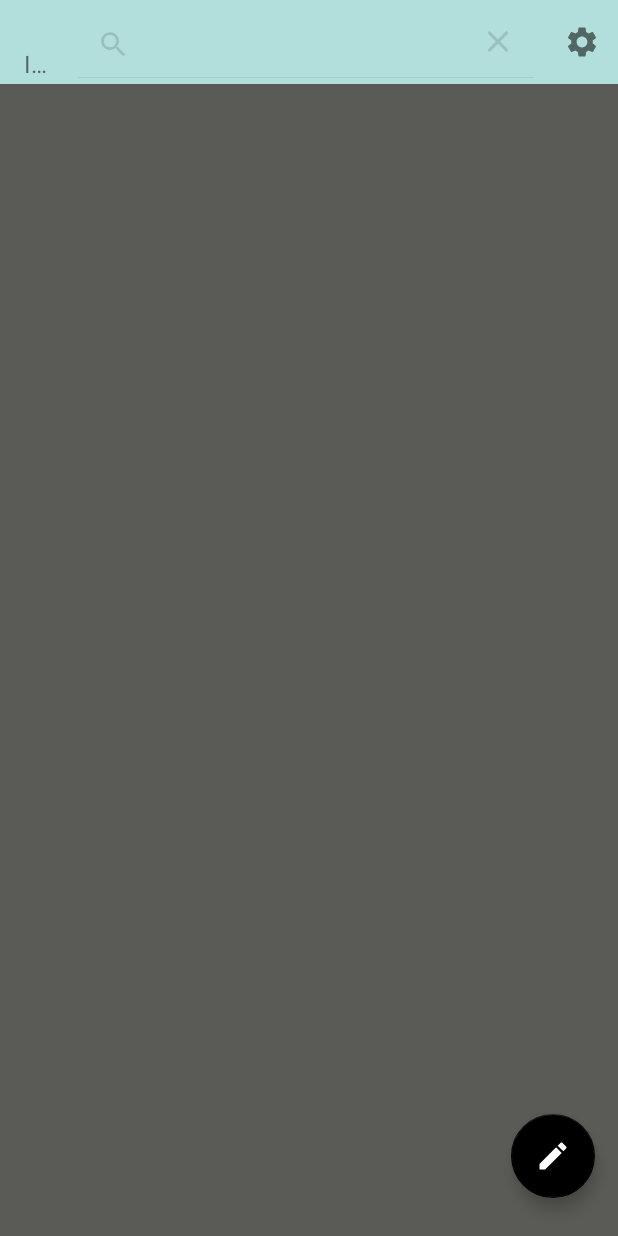
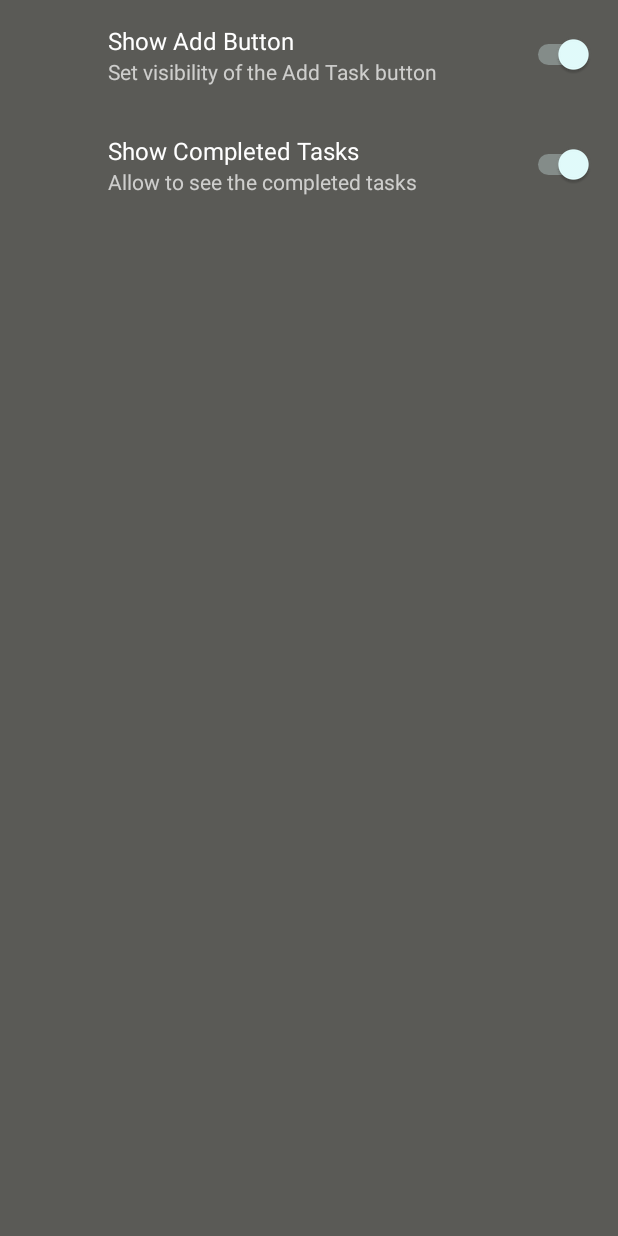
Before and after one commit to EmmaCG19/Taskete-android-app, an Android app: the screen it shows after launch (MainActivity before the commit, PreferencesActivity after it), after a tap on "Settings", on a phone screen of 412 x 824 dp. Run offline under Robolectric (Android 15) with nearby library versions, the phone set to English and light mode, and no system bars; our stand-ins replace androidx.preference; libraries missing offline, so code that uses them is left out: com.j256.ormlite; 3 statements that could not run were skipped; 1 other tap on this screen came first.

Commit message:
Added basic preferences v2

```diff
--- a/app/src/main/AndroidManifest.xml
+++ b/app/src/main/AndroidManifest.xml
@@ -5,16 +5,15 @@
     <uses-permission android:name="android.permission.INTERNET" />
 
     <application
+        android:name=".TasksApplication"
         android:allowBackup="true"
         android:icon="@mipmap/ic_launcher"
-        android:name="TasksApplication"
         android:label="@string/app_name"
         android:roundIcon="@mipmap/ic_launcher_round"
         android:supportsRtl="true"
         android:theme="@style/Theme.Taskete">
+        <activity android:name=".preferences.PreferencesActivity"></activity>
         <activity android:name=".TaskFormActivity" />
-
-
         <activity android:name=".MainActivity">
             <intent-filter>
                 <action android:name="android.intent.action.MAIN" />
--- a/app/src/main/java/com/example/taskete/MainActivity.kt
+++ b/app/src/main/java/com/example/taskete/MainActivity.kt
@@ -1,29 +1,39 @@
 package com.example.taskete
 
 import android.content.Intent
+import android.content.SharedPreferences
 import android.os.Bundle
-import android.util.Log
 import android.view.*
 import androidx.appcompat.app.AlertDialog
 import androidx.appcompat.app.AppCompatActivity
 import androidx.appcompat.widget.Toolbar
 import androidx.coordinatorlayout.widget.CoordinatorLayout
+import androidx.preference.PreferenceManager
 import androidx.recyclerview.widget.RecyclerView
 import com.example.taskete.data.Task
 import com.example.taskete.db.TasksDAO
 import com.example.taskete.helpers.UIManager
+import com.example.taskete.preferences.PreferencesActivity
 import com.google.android.material.floatingactionbutton.FloatingActionButton
 
 const val TASK_SELECTED = "Task_selected"
-private const val TAG_ACTIVITY = "MainActivity"
+private const val PREFERENCE_ADDTASK = "swShowAddBtn"
+private const val PREFERENCE_SHOWCOMPLETE = "swPrefShowCompletedTasks"
 
-
-class MainActivity : AppCompatActivity(), RecyclerItemClickListener.OnItemClickListener, TaskSelection {
+class MainActivity :
+        AppCompatActivity(),
+        RecyclerItemClickListener.OnItemClickListener,
+        TaskSelection {
     private lateinit var rvTasks: RecyclerView
     private lateinit var coordinatorLayout: CoordinatorLayout
     private lateinit var toolbar: Toolbar
     private lateinit var fabAddTask: FloatingActionButton
+    private var showAddFab: Boolean
+    private var showCompletedTasks: Boolean
     private var tasks: List<Task>
+    private val preferences: SharedPreferences by lazy {
+        PreferenceManager.getDefaultSharedPreferences(this)
+    }
     private val dao: TasksDAO by lazy {
         TasksDAO(this@MainActivity.applicationContext)
     }
@@ -34,6 +44,8 @@ class MainActivity : AppCompatActivity(), RecyclerItemClickListener.OnItemClickL
 
     init {
         tasks = emptyList()
+        showAddFab = false
+        showCompletedTasks = false
     }
 
     //CAB
@@ -48,8 +60,8 @@ class MainActivity : AppCompatActivity(), RecyclerItemClickListener.OnItemClickL
     }
 
     override fun onResume() {
+        checkPreferences()
         disableSelection()
-        retrieveTasks()
         super.onResume()
     }
 
@@ -67,6 +79,48 @@ class MainActivity : AppCompatActivity(), RecyclerItemClickListener.OnItemClickL
         setupCAB()
     }
 
+    private fun checkPreferences() {
+        handleFabAddVisibility()
+        handleShowCompletedTasks()
+    }
+
+    private fun handleFabAddVisibility() {
+        showAddFab = preferences.getBoolean(PREFERENCE_ADDTASK, true)
+
+        if (showAddFab) {
+            UIManager.show(fabAddTask)
+        } else {
+            UIManager.hide(fabAddTask)
+        }
+    }
+
+    private fun handleShowCompletedTasks() {
+        showCompletedTasks = preferences.getBoolean(PREFERENCE_SHOWCOMPLETE, true)
+        tasks = dao.getTasks()
+
+        if (showCompletedTasks) {
+            showAllTasks()
+        } else {
+            showPendingTasks()
+        }
+    }
+
+    //GET TASKS
+    private fun showPendingTasks() {
+        tasks = tasks.filter { t ->
+            !t.isDone
+        }
+        showTasks(tasks)
+    }
+
+    private fun showAllTasks() {
+        showTasks(tasks)
+    }
+
+    private fun showTasks(tasks: List<Task>) {
+        tasksAdapter.updateTasks(tasks)
+    }
+
     private fun setupCAB() {
         rvTasks.addOnItemTouchListener(
                 RecyclerItemClickListener(this, rvTasks, this)
@@ -80,18 +134,11 @@ class MainActivity : AppCompatActivity(), RecyclerItemClickListener.OnItemClickL
         }
     }
 
-    private fun retrieveTasks() {
-        Log.d(TAG_ACTIVITY, "Remaining tasks: ${tasks.size}")
-        tasks = dao.getTasks()
-        tasksAdapter.updateTasks(tasks)
-    }
-
     private fun setupToolbar() {
         toolbar = findViewById(R.id.toolbar)
         setSupportActionBar(toolbar)
         supportActionBar?.title = resources.getText(R.string.main_screen_title)
         supportActionBar?.subtitle = "Insert a subtitle"
-
     }
 
 
@@ -103,21 +150,19 @@ class MainActivity : AppCompatActivity(), RecyclerItemClickListener.OnItemClickL
     //Settings + Search bar
     override fun onOptionsItemSelected(item: MenuItem): Boolean {
         when (item.itemId) {
-            R.id.settingsItem -> UIManager.showMessage(this, "Settings icon was pressed")
-            R.id.searchItem -> {
-
-            }
-
+            R.id.settingsItem -> launchSettingsActivity()
+//            R.id.searchItem -> {
+//
+//            }
         }
 
         return super.onOptionsItemSelected(item)
     }
 
-    private fun deleteSelectedTasks() {
-        selectedTasks.forEach { t ->
-            dao.deleteTask(t)
+    private fun launchSettingsActivity() {
+        Intent(this, PreferencesActivity::class.java).apply {
+            startActivity(this)
         }
-        retrieveTasks()
     }
 
     //Que hacer cuando se hace click en la tarea
@@ -165,30 +210,45 @@ class MainActivity : AppCompatActivity(), RecyclerItemClickListener.OnItemClickL
         }
     }
 
-    override fun enableSelection() {
+    private fun enableSelection() {
         isMultiSelect = true
         selectedTasks = mutableListOf<Task>()
-        actionMode = actionMode ?: toolbar.startActionMode(SelectionActionMode(this))
-        UIManager.hideWidget(fabAddTask)
+        actionMode = actionMode ?: toolbar.startActionMode(TaskSelectionMode(this))
+
+        if (showAddFab)
+            UIManager.hide(fabAddTask)
     }
 
-    override fun disableSelection() {
+    private fun disableSelection() {
         isMultiSelect = false
         actionMode?.finish()
         actionMode = null
-        UIManager.showWidget(fabAddTask)
+
+        if (showAddFab)
+            UIManager.show(fabAddTask)
+    }
+
+    private fun deleteSelectedTasks() {
+        selectedTasks.forEach { t ->
+            dao.deleteTask(t)
+        }
+        resetSelection()
+    }
+
+    override fun resetSelection() {
+        onResume()
     }
 
     override fun showDeleteConfirmationDialog() {
         AlertDialog.Builder(this)
-                .setTitle(R.string.deleteDialogTitle) //Utilizar recursos
+                .setTitle(R.string.deleteDialogTitle)
                 .setMessage(R.string.deleteDialogDesc)
                 .setPositiveButton(R.string.deleteDialogOK, { _, _ ->
                     deleteSelectedTasks()
-                    //TODO: Dar aviso que las tareas fueron eliminadas
+                    UIManager.showMessage(this, "${selectedTasks.size} tasks were deleted")
                 })
                 .setNegativeButton(R.string.deleteDialogNO, { _, _ ->
-                    onResume()
+                    resetSelection()
                 })
                 .setCancelable(false) //No se puede salir del alert dialog antes que selecciones una opcion, no se puede usar back
                 .show()
--- a/app/src/main/java/com/example/taskete/helpers/UIManager.kt
+++ b/app/src/main/java/com/example/taskete/helpers/UIManager.kt
@@ -16,11 +16,11 @@ object UIManager {
         }
     }
 
-    fun showWidget(view: View) {
+    fun show(view: View) {
         view.visibility = View.VISIBLE
     }
 
-    fun hideWidget(view: View) {
+    fun hide(view: View) {
         view.visibility = View.GONE
     }
 }
--- /dev/null
+++ b/app/src/main/java/com/example/taskete/preferences/PreferencesActivity.kt
@@ -0,0 +1,21 @@
+package com.example.taskete.preferences
+
+import androidx.appcompat.app.AppCompatActivity
+import android.os.Bundle
+import androidx.fragment.app.FragmentManager
+import com.example.taskete.R
+
+class PreferencesActivity : AppCompatActivity() {
+    override fun onCreate(savedInstanceState: Bundle?) {
+        super.onCreate(savedInstanceState)
+        setContentView(R.layout.activity_preferences)
+        showPreferencesFragment()
+    }
+
+    private fun showPreferencesFragment() {
+        supportFragmentManager
+            .beginTransaction()
+            .replace(R.id.container, PreferencesFragment())
+            .commit()
+    }
+}
--- /dev/null
+++ b/app/src/main/java/com/example/taskete/preferences/PreferencesFragment.kt
@@ -0,0 +1,13 @@
+package com.example.taskete.preferences
+
+import android.os.Bundle
+import androidx.preference.PreferenceFragmentCompat
+import com.example.taskete.R
+
+
+class PreferencesFragment: PreferenceFragmentCompat() {
+    override fun onCreatePreferences(savedInstanceState: Bundle?, rootKey: String?) {
+        setPreferencesFromResource(R.xml.preferences, rootKey)
+    }
+
+}
--- /dev/null
+++ b/app/src/main/res/layout/activity_preferences.xml
@@ -0,0 +1,10 @@
+<?xml version="1.0" encoding="utf-8"?>
+<FrameLayout xmlns:android="http://schemas.android.com/apk/res/android"
+    xmlns:app="http://schemas.android.com/apk/res-auto"
+    xmlns:tools="http://schemas.android.com/tools"
+    android:id="@+id/container"
+    android:layout_width="match_parent"
+    android:layout_height="match_parent"
+    tools:context=".preferences.PreferencesActivity">
+
+</FrameLayout>
--- a/app/src/main/res/values/colors.xml
+++ b/app/src/main/res/values/colors.xml
@@ -9,16 +9,6 @@
     <color name="black">#FF000000</color>
     <color name="white">#FFFFFFFF</color>
 
-    <!--### App v1 ###-->
-<!--    <color name="primaryColor">#80cbc4</color>-->
-<!--    <color name="primaryDarkColor">#4f9a94</color>-->
-<!--    <color name="primaryAccentColor">#b2fef7</color>-->
-<!--    <color name="secondaryColor">#00796b</color>-->
-<!--    <color name="secondaryDarkColor">#004c40</color>-->
-<!--    <color name="secondaryAccentColor">#48a999</color>-->
-<!--    <color name="colorBackground">#5A5A56</color>-->
-<!--    <color name="colorPrimaryText">@color/white</color>-->
-<!--    <color name="colorSecondaryText">@color/black</color-->
 
     <!--### App v2 ###-->
     <color name="primaryColor">#b2dfdb</color>
@@ -42,6 +32,6 @@
     <color name="colorPriorityNotAssigned">@color/colorTextDisabled</color>
 
     <!--Selected item-->
-    <color name="row_selected">#00ACC1</color>
+    <color name="row_selected">@color/secondaryColor</color>
 
 </resources>
--- a/app/src/main/res/values/strings.xml
+++ b/app/src/main/res/values/strings.xml
@@ -23,4 +23,10 @@
     <string name="deleteDialogOK">YES</string>
     <string name="deleteDialogNO">NO</string>
 
+    <!--Settings-->
+    <string name="showAddBtnTitlePref">Show Add Button</string>
+    <string name="showAddBtnSummaryPref">Set visibility of the Add Task button</string>
+    <string name="showCompletedTasksTitlePref">Show Completed Tasks</string>
+    <string name="showCompletedTasksSummaryPref">Allow to see the completed tasks</string>
+
 </resources>
--- a/app/src/main/res/values/themes.xml
+++ b/app/src/main/res/values/themes.xml
@@ -11,6 +11,7 @@
         <item name="floatingActionButtonStyle">@style/Theme.Taskete.FAB</item>
         <item name="actionModeBackground">@color/primaryColor</item>
         <item name="windowActionModeOverlay">true</item>
+        <item name="android:switchPreferenceStyle">@color/secondaryColor</item>
     </style>
 
     <style name="Theme.Taskete.FAB" parent="Widget.MaterialComponents.FloatingActionButton">
--- /dev/null
+++ b/app/src/main/res/xml/preferences.xml
@@ -0,0 +1,13 @@
+<?xml version="1.0" encoding="utf-8"?>
+<PreferenceScreen xmlns:android="http://schemas.android.com/apk/res/android">
+    <SwitchPreference
+        android:defaultValue="true"
+        android:key="swShowAddBtn"
+        android:title="@string/showAddBtnTitlePref"
+        android:summary="@string/showAddBtnSummaryPref" />
+    <SwitchPreference
+        android:defaultValue="true"
+        android:key="swPrefShowCompletedTasks"
+        android:title="@string/showCompletedTasksTitlePref"
+        android:summary="@string/showCompletedTasksSummaryPref" />
+</PreferenceScreen>
```
Also changed, not shown: app/build.gradle (+7 -3 lines), app/src/main/java/com/example/taskete/TaskFormActivity.kt (+6 -1 lines), app/src/main/java/com/example/taskete/TaskSelectionMode.kt (+3 -5 lines), app/src/main/java/com/example/taskete/TasksAdapter.kt (+7 -4 lines).
